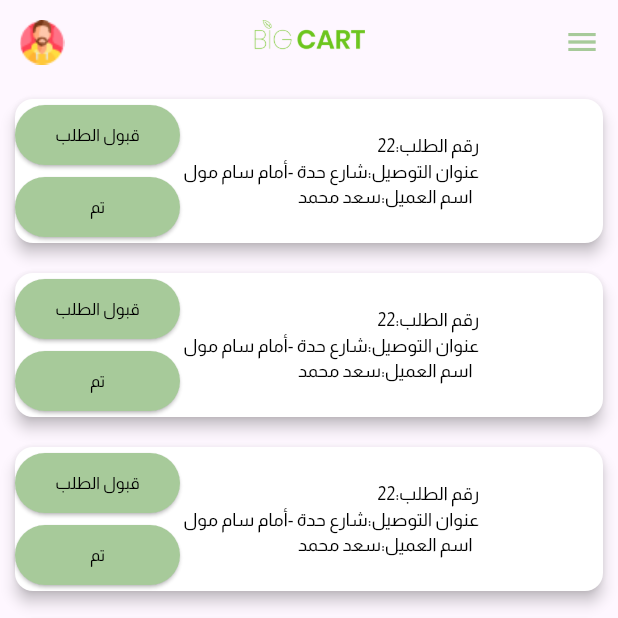
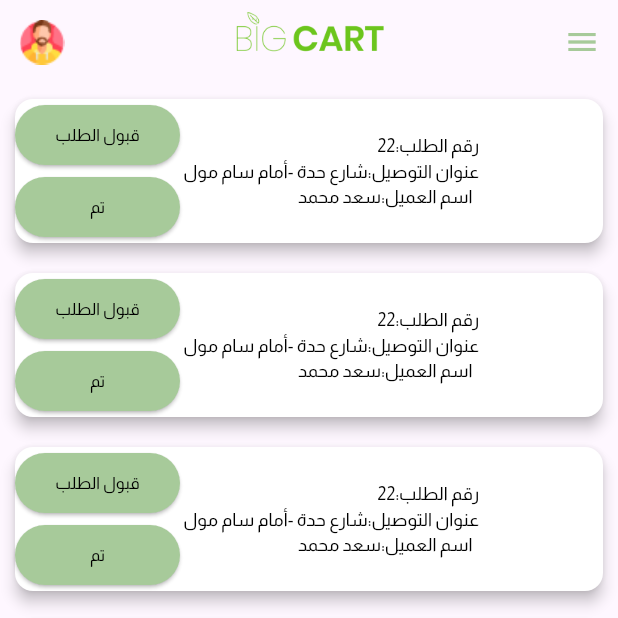
Before and after one commit to mukarrammahmoud/farm, a Flutter app: the HomePageDriver screen opened by its route, on a phone screen of 412 x 824 dp, the top half of it. Run offline on Flutter 3.47's test engine with Material 2 defaults, Android fonts, the phone set to English and light mode, and no system bars; drawn by our look-alikes of curved_navigation_bar; our stand-ins replace animated_splash_screen, firebase_core, flutter_map, flutter_otp_text_field, get, internet_connection_checker and 2 more; missing offline and left inert: step_tracker; accounts and stored records are empty.

Commit message:
complete Driver app as Design

```diff
--- a/lib/controller/driver/home_driver_controller.dart
+++ b/lib/controller/driver/home_driver_controller.dart
@@ -3,6 +3,7 @@ import 'package:get/get.dart';
 
 abstract class HomeDriverController extends GetxController {
   goToTrackingDemand();
+  showDemandData();
 }
 
 class HomeDriverControllerImp extends HomeDriverController {
@@ -16,4 +17,11 @@ class HomeDriverControllerImp extends HomeDriverController {
     index = inx;
     update();
   }
+
+  goToProfileDriver() {
+    Get.toNamed(AppRout.profileDriver);
+  }
+
+  @override
+  showDemandData() {}
 }
--- a/lib/core/constant/components/custom_text.dart
+++ b/lib/core/constant/components/custom_text.dart
@@ -6,14 +6,13 @@ class CustomText extends StatelessWidget {
     super.key,
     required this.title,
     this.colorText = AppColors.black,
-    this.textDecoration=TextDecoration.none,
-    this.fontSize=30.0,
-
+    this.textDecoration = TextDecoration.none,
+    this.fontSize = 30.0,
   });
   final String title;
   final Color colorText;
   final TextDecoration textDecoration;
-final double? fontSize;
+  final double? fontSize;
   @override
   Widget build(BuildContext context) {
     return Text(
@@ -21,9 +20,10 @@ final double? fontSize;
       textDirection: TextDirection.rtl,
       style: TextStyle(
         decoration: textDecoration,
+        decorationColor: AppColors.greenText,
         color: colorText,
         fontFamily: "Almarai",
-        fontSize:fontSize ,
+        fontSize: fontSize,
       ),
     );
   }
--- a/lib/core/constant/routs.dart
+++ b/lib/core/constant/routs.dart
@@ -8,4 +8,5 @@ class AppRout {
   static const String restPassword = "/restpassword";
   static const String chooseUser = "/chooseUser";
   static const String trackingDemand = "/trackingDemand";
+  static const String profileDriver = "/profileDriver";
 }
--- a/lib/rout.dart
+++ b/lib/rout.dart
@@ -5,6 +5,7 @@ import 'package:farm/views/driver/auth/login.dart';
 import 'package:farm/views/driver/change_pass/change_password.dart';
 import 'package:farm/views/driver/forget_password/forget_password.dart';
 import 'package:farm/views/driver/home/home_page_driver.dart';
+import 'package:farm/views/driver/home/profile.dart';
 import 'package:get/get_navigation/src/routes/get_route.dart';
 
 List<GetPage<dynamic>>? routes = [
@@ -14,4 +15,5 @@ List<GetPage<dynamic>>? routes = [
   GetPage(name: AppRout.forgetPassword, page: () => const ForgetPassword()),
   GetPage(name: AppRout.restPassword, page: () => const ChangePassword()),
   GetPage(name: AppRout.trackingDemand, page: () => const TrackingDemand()),
+  GetPage(name: AppRout.profileDriver, page: () => const ProfileDriver()),
 ];
--- a/lib/views/driver/home/home_page_driver.dart
+++ b/lib/views/driver/home/home_page_driver.dart
@@ -26,22 +26,23 @@ class HomePageDriver extends StatelessWidget {
           centerTitle: true,
           title: Image.asset(
             "assets/images/bigcart.png",
-            height: 40,
-            width: 75,
+            height: 50,
+            width: 100,
           ),
           leading: ClipRRect(
             borderRadius: BorderRadius.circular(50),
-            child: Image.asset(
-              "assets/images/man.png",
-              height: 30,
-              width: 50,
+            child: InkWell(
+              onTap: () {
+                controller.goToProfileDriver();
+              },
+              child: Image.asset(
+                "assets/images/man.png",
+                height: 30,
+                width: 50,
+              ),
             ),
           ),
         ),
-        //  PreferredSize(
-        //   preferredSize: Size(width, height),
-        //   child: const CustomAppBar(),
-        // ),
         bottomNavigationBar: CurvedNavigationBar(
             letIndexChange: (value) {
               return true;
--- a/lib/views/driver/home/widget/map.dart
+++ b/lib/views/driver/home/widget/map.dart
@@ -109,6 +109,7 @@ class _LocationMapState extends State<LocationMap> {
   List<LatLng> routePoint = [];
   List<Marker> markers = [];
   final String orsApiKey =
+      //5b3ce3597851110001cf6248ad3d36bfb3a34c3e8b90ad4bf0c788a4
       "5b3ce3597851110001cf6248ad3d36bfb3a34c3e8b90ad4bf0c788a4";
   @override
   void initState() {
```
Also changed, not shown: lib/views/driver/home/profile.dart (added, +43 -0 lines), 1 other file.
